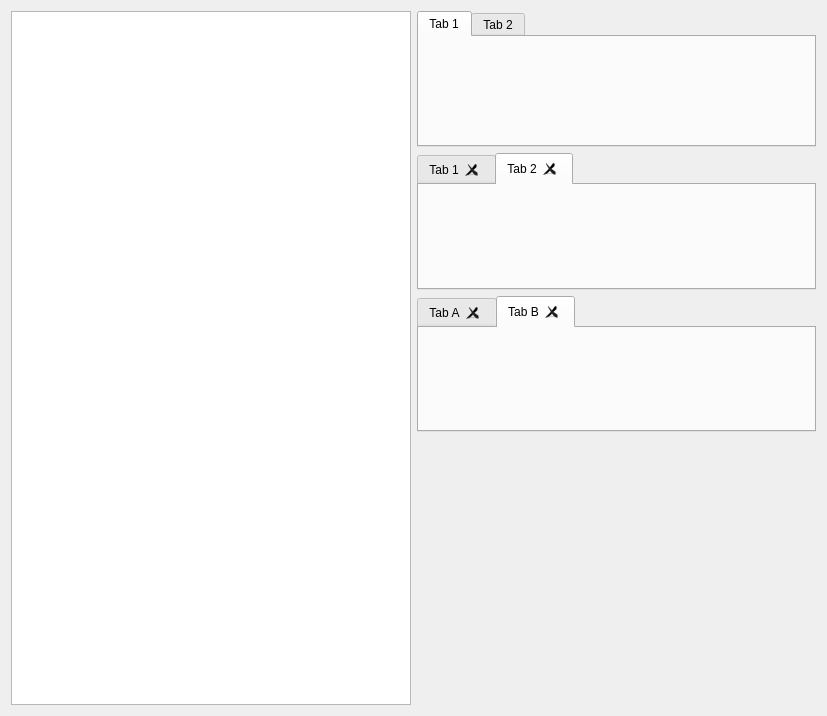
Qt form dev/Code/Framework/AzQtComponents/AzQtComponents/Gallery/TabWidgetPage.ui (aws/lumberyard) before a commit.
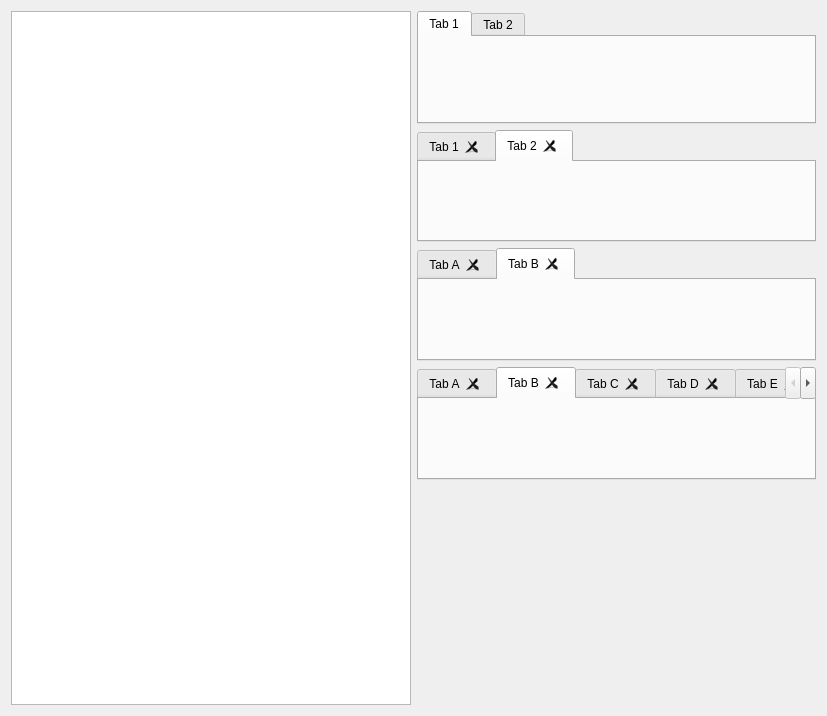
The same form after that commit. Custom widgets are drawn as their Qt base class.

The edit to the form file:
```diff
--- a/dev/Code/Framework/AzQtComponents/AzQtComponents/Gallery/TabWidgetPage.ui
+++ b/dev/Code/Framework/AzQtComponents/AzQtComponents/Gallery/TabWidgetPage.ui
@@ -89,6 +89,74 @@
        </widget>
       </widget>
      </item>
+     <item>
+      <widget class="AzQtComponents::TabWidget" name="tabWidgetBig">
+       <property name="currentIndex">
+        <number>1</number>
+       </property>
+       <property name="tabsClosable">
+        <bool>true</bool>
+       </property>
+       <property name="movable">
+        <bool>true</bool>
+       </property>
+       <widget class="QWidget" name="tabA">
+        <attribute name="title">
+         <string>Tab A</string>
+        </attribute>
+       </widget>
+       <widget class="QWidget" name="tabB">
+        <attribute name="title">
+         <string>Tab B</string>
+        </attribute>
+       </widget>
+       <widget class="QWidget" name="tabC">
+        <attribute name="title">
+         <string>Tab C</string>
+        </attribute>
+       </widget>
+       <widget class="QWidget" name="tabD">
+        <attribute name="title">
+         <string>Tab D</string>
+        </attribute>
+       </widget>
+       <widget class="QWidget" name="tabE">
+        <attribute name="title">
+         <string>Tab E</string>
+        </attribute>
+       </widget>
+       <widget class="QWidget" name="tabF">
+        <attribute name="title">
+         <string>Tab F</string>
+        </attribute>
+       </widget>
+       <widget class="QWidget" name="tabG">
+        <attribute name="title">
+         <string>Tab G</string>
+        </attribute>
+       </widget>
+       <widget class="QWidget" name="tabH">
+        <attribute name="title">
+         <string>Tab H</string>
+        </attribute>
+       </widget>
+       <widget class="QWidget" name="tabI">
+        <attribute name="title">
+         <string>Tab I</string>
+        </attribute>
+       </widget>
+       <widget class="QWidget" name="tabL">
+        <attribute name="title">
+         <string>Tab L</string>
+        </attribute>
+       </widget>
+       <widget class="QWidget" name="tabM">
+        <attribute name="title">
+         <string>Tab M</string>
+        </attribute>
+       </widget>
+      </widget>
+     </item>
      <item>
       <spacer name="verticalSpacer">
        <property name="orientation">
```
